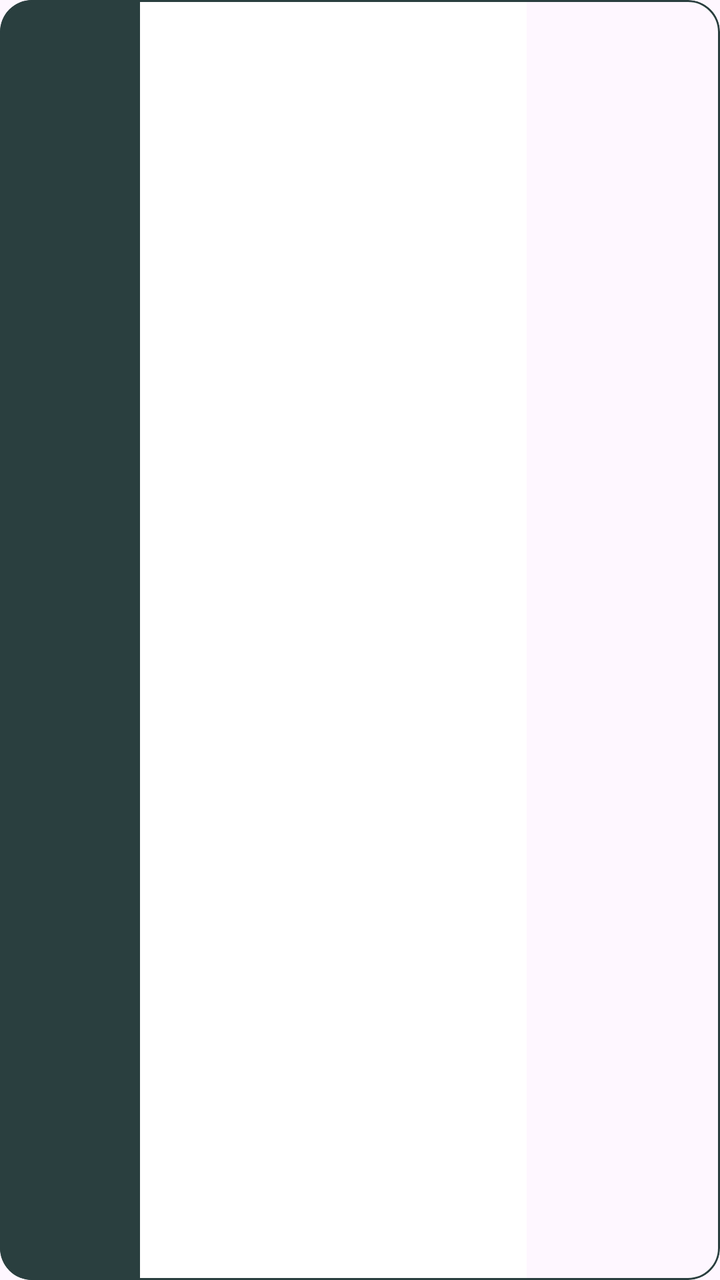
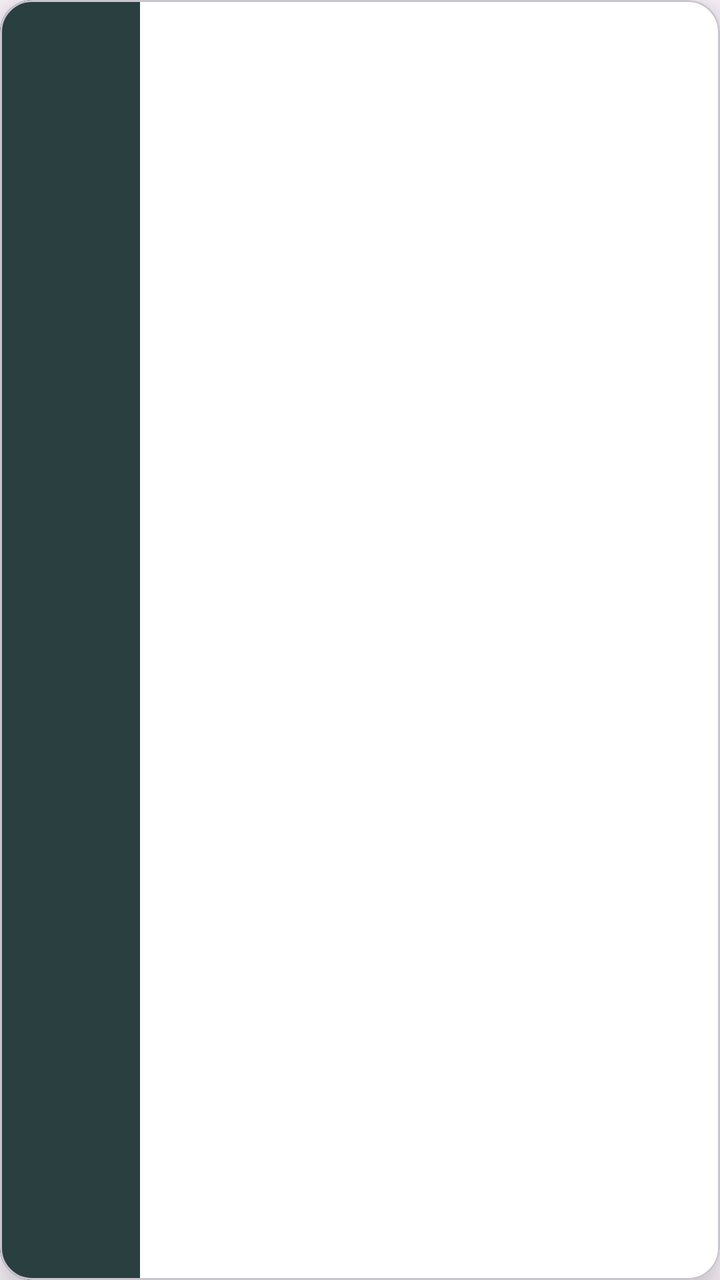

The first picture is an Android layout as it rendered before a commit; the second is the same layout after the commit. The layout source and the unified diff follow.
<!-- AndroidManifest.xml: application theme Theme.SortItJSON -->
<!-- res/layout/item_choicedesign.xml -->
<com.google.android.material.card.MaterialCardView
    xmlns:android="http://schemas.android.com/apk/res/android"
    xmlns:app="http://schemas.android.com/apk/res-auto"
    android:layout_width="match_parent"
    android:layout_height="130dp"
    android:layout_margin="5dp"
    app:cardCornerRadius="16dp"
    app:strokeWidth="1dp"
    app:strokeColor="#2A3F3F">

    <FrameLayout
        android:layout_width="match_parent"
        android:layout_height="match_parent">

        <LinearLayout
            android:layout_width="match_parent"
            android:layout_height="match_parent"
            android:orientation="horizontal">

            <LinearLayout
                android:layout_width="70dp"
                android:layout_height="match_parent"
                android:orientation="horizontal"
                android:background="#2A3F3F">
            </LinearLayout>

            <TextView
                android:id="@+id/title"
                android:layout_width="0dp"
                android:layout_height="match_parent"
                android:layout_weight="2"
                android:fontFamily="@font/montserrat_bold"
                android:gravity="center_vertical"
                android:padding="12dp"
                android:textColor="#467750"
                android:textSize="16sp"
                android:background="@color/white"/>

            <ImageView
                android:id="@+id/image"
                android:layout_width="0dp"
                android:layout_height="match_parent"
                android:layout_weight="1"
                android:scaleType="centerCrop" />

        </LinearLayout>
    </FrameLayout>

</com.google.android.material.card.MaterialCardView>
<!-- resources referenced by this layout -->
<resources>
  <color name="white">#FFFFFFFF</color>
  <style name="Theme.SortItJSON" parent="Base.Theme.SortItJSON" />
  <style name="Base.Theme.SortItJSON" parent="Theme.Material3.DayNight.NoActionBar">
          
          <item name="colorPrimary">@color/darkgreen</item>
      </style>
  <color name="darkgreen">#2A3F3F</color>
</resources>

<!-- the commit's change to res/layout/item_choicedesign.xml (unified diff, before → after) -->
@@ -5,12 +5,12 @@
     android:layout_height="130dp"
     android:layout_margin="5dp"
     app:cardCornerRadius="16dp"
-    app:strokeWidth="1dp"
-    app:strokeColor="#2A3F3F">
+    app:cardElevation="10dp"
+    android:translationZ="4dp"
+    android:clipToPadding="false"
+    android:clipChildren="false"
+    android:backgroundTint="@android:color/white">
 
-    <FrameLayout
-        android:layout_width="match_parent"
-        android:layout_height="match_parent">
 
         <LinearLayout
             android:layout_width="match_parent"
@@ -44,6 +44,5 @@
                 android:scaleType="centerCrop" />
 
         </LinearLayout>
-    </FrameLayout>
 
 </com.google.android.material.card.MaterialCardView>
